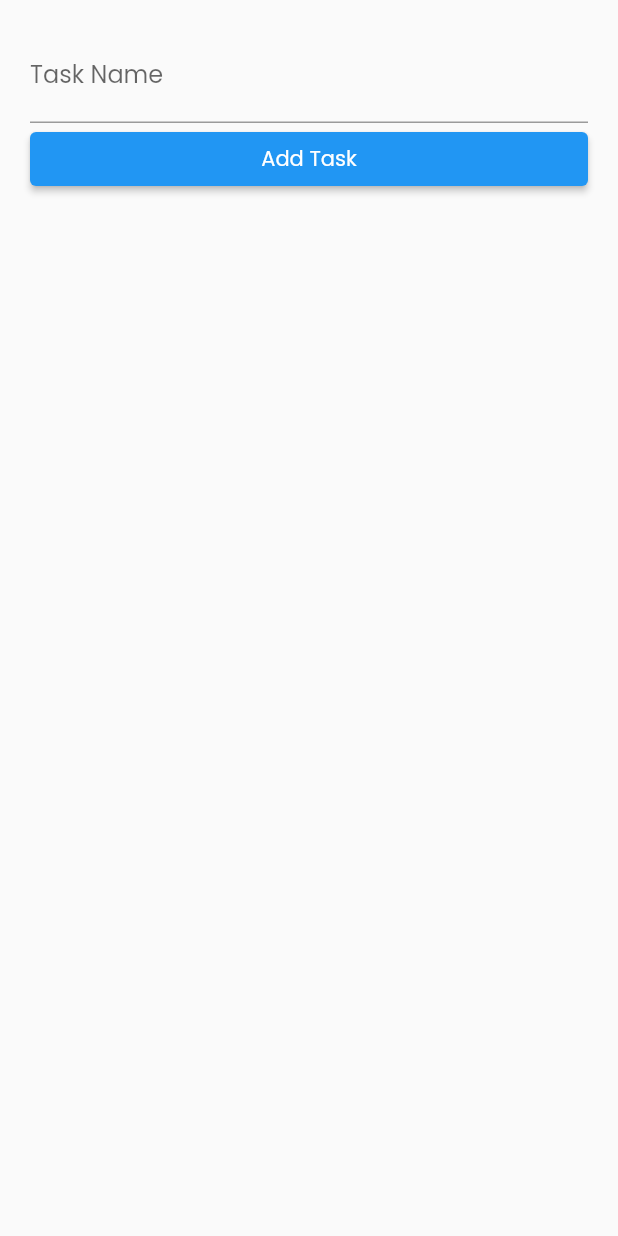
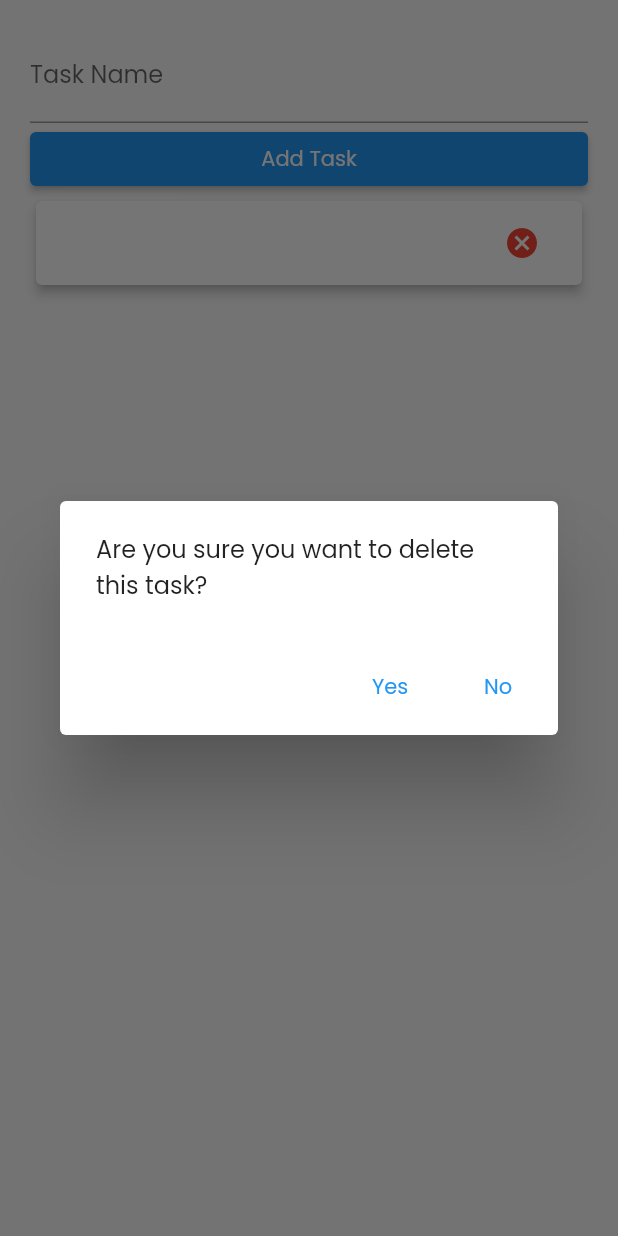
Before and after one commit to farhan-syah/flutter-training-18-Jul, a Flutter app: the AddTaskScreen widget shown alone on an empty page, opened directly, after a tap on "Add Task", after a tap on the "cancel" icon, on a phone screen of 412 x 824 dp. Run offline on Flutter 3.47's test engine with Material 2 defaults, Android fonts, the phone set to English and light mode, and no system bars.

Commit message:
Add dialog for delete confirmation

```diff
--- a/lib/add-task.screen.dart
+++ b/lib/add-task.screen.dart
@@ -39,11 +39,33 @@
             ...List.generate(
               taskList.length,
               (index) => _TaskContainer(
-                  task: taskList[index],
-                  onPressed: () {
-                    taskList.removeAt(index);
-                    setState(() {});
-                  }),
+                task: taskList[index],
+                onPressed: () {
+                  // Show Dialog
+                  showDialog(
+                    context: context,
+                    builder: (context) => AlertDialog(
+                      content: const Text(
+                          'Are you sure you want to delete this task?'),
+                      actions: [
+                        TextButton(
+                            onPressed: () {
+                              taskList.removeAt(index);
+                              Navigator.pop(context);
+                              setState(() {});
+                            },
+                            child: const Text('Yes')),
+                        TextButton(
+                          onPressed: () {
+                            Navigator.pop(context);
+                          },
+                          child: const Text('No'),
+                        )
+                      ],
+                    ),
+                  );
+                },
+              ),
             )
           ],
         ),
```
